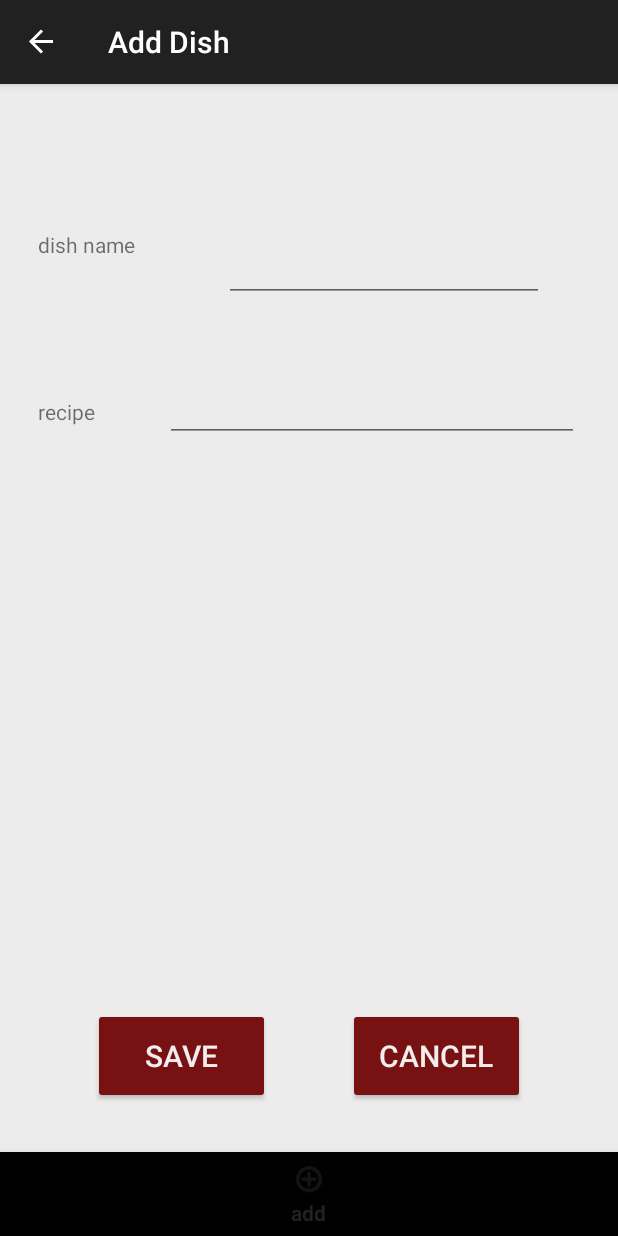
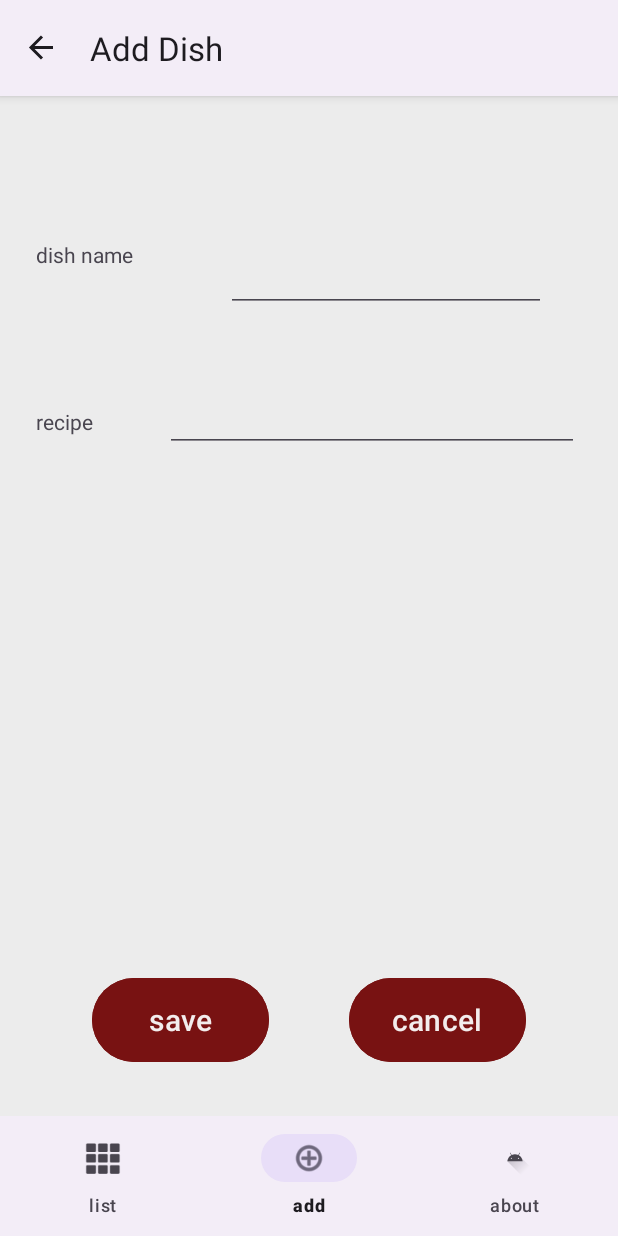
Before and after one commit to reuthaselkorn/friendish, an Android app: the AddDishFragment screen opened through its navigation route, on a phone screen of 412 x 824 dp. Run offline under Robolectric (Android 15) with nearby library versions, the phone set to English and light mode, and no system bars; our stand-ins replace Firebase (no records; nobody signed in at launch, a user with empty details on screens opened directly), navigation-ui.

Commit message:
add firebase data and fix design bugs

```diff
--- a/app/src/main/java/royreut/apps/friendish/models/FirebaseModel.kt
+++ b/app/src/main/java/royreut/apps/friendish/models/FirebaseModel.kt
@@ -1,35 +1,48 @@
 package royreut.apps.friendish.models
 
 import android.util.Log
+import com.google.firebase.firestore.firestoreSettings
 import com.google.firebase.firestore.ktx.firestore
+import com.google.firebase.firestore.memoryCacheSettings
+import com.google.firebase.firestore.persistentCacheSettings
 import com.google.firebase.ktx.Firebase
 
 class FirebaseModel {
     private val db = Firebase.firestore
 
+    companion object {
+        const val DISHES_COLLECTION_PATH = "dishes"
+    }
+
+    init {
+        val settings = firestoreSettings {
+            setLocalCacheSettings(memoryCacheSettings {
+
+            })
+            setLocalCacheSettings(persistentCacheSettings {  })
+        }
+        db.firestoreSettings = settings
+    }
+
     fun getAllDishes(callback: (List<Dish>) -> Unit) {
-
+        db.collection(DISHES_COLLECTION_PATH).get().addOnCompleteListener {
+            when (it.isSuccessful) {
+                true -> {
+                    val dishes: MutableList<Dish> = mutableListOf()
+                    for (json in it.result) {
+                        dishes.add(Dish.fromJSON(json.data))
+                    }
+                    callback(dishes)
+                } false -> callback(listOf())
+            }
+        }
     }
 
     fun addDish(dish: Dish, callback: () -> Unit) {
+        db.collection(DISHES_COLLECTION_PATH)
+            .document(dish.id)
+            .set(dish.json)
+            .addOnSuccessListener { callback() }
     }
 
 }
-
-//// Create a new user with a first and last name
-//val user = hashMapOf(
-//    "first" to "Ada",
-//    "last" to "Lovelace",
-//    "born" to 1815,
-//)
-//
-//// Add a new document with a generated ID
-//db.collection("users")
-//.add(user)
-//.addOnSuccessListener { documentReference ->
-//    Log.d("TAG", "DocumentSnapshot added with ID: ${documentReference.id}")
-//}
-//.addOnFailureListener { e ->
-//    Log.w("TAG", "Error adding document", e)
-//}
-//}
--- a/app/src/main/java/royreut/apps/friendish/modules/addDish/AddDishFragment.kt
+++ b/app/src/main/java/royreut/apps/friendish/modules/addDish/AddDishFragment.kt
@@ -13,6 +13,7 @@ import androidx.navigation.Navigation
 import royreut.apps.friendish.R
 import royreut.apps.friendish.models.Dish
 import royreut.apps.friendish.models.Model
+import java.util.UUID
 
 class AddDishFragment : Fragment() {
 
@@ -46,8 +47,9 @@ class AddDishFragment : Fragment() {
             saveButton?.setOnClickListener {
                 val name = dishNameTextField?.text.toString()
                 val recipe = recipeTextField?.text.toString()
+                val id = UUID.randomUUID().toString()
 
-                val dish = Dish(name, recipe, false)
+                val dish = Dish(id, name, recipe, false)
 
                 Model.instance.addDish(dish) {
                     Navigation.findNavController(it).popBackStack(R.id.dishesFragment, false)
--- a/app/src/main/res/layout/activity_main.xml
+++ b/app/src/main/res/layout/activity_main.xml
@@ -2,7 +2,6 @@
 <androidx.constraintlayout.widget.ConstraintLayout xmlns:android="http://schemas.android.com/apk/res/android"
     xmlns:app="http://schemas.android.com/apk/res-auto"
     xmlns:tools="http://schemas.android.com/tools"
-    android:id="@+id/back"
     android:layout_width="match_parent"
     android:layout_height="match_parent"
     android:background="#ECECEC"
@@ -13,9 +12,6 @@
         android:name="androidx.navigation.fragment.NavHostFragment"
         android:layout_width="match_parent"
         android:layout_height="0dp"
-        android:layout_marginStart="1dp"
-        android:layout_marginTop="1dp"
-        android:layout_marginEnd="1dp"
         app:defaultNavHost="true"
         app:layout_constraintBottom_toTopOf="@+id/bottomNavigationView"
         app:layout_constraintEnd_toEndOf="parent"
@@ -25,7 +21,7 @@
 
     <com.google.android.material.bottomnavigation.BottomNavigationView
         android:id="@+id/bottomNavigationView"
-        android:layout_width="match_parent"
+        android:layout_width="0dp"
         android:layout_height="wrap_content"
         app:layout_constraintBottom_toBottomOf="parent"
         app:layout_constraintEnd_toEndOf="parent"
--- a/app/src/main/res/layout/fragment_add_dish.xml
+++ b/app/src/main/res/layout/fragment_add_dish.xml
@@ -7,7 +7,7 @@ android:layout_height="match_parent"
 tools:context=".modules.addDish.AddDishFragment">
 
     <EditText
-        android:id="@+id/editDishName"
+        android:id="@+id/editRecipe"
         android:layout_width="276dp"
         android:layout_height="37dp"
         android:layout_marginTop="56dp"
@@ -18,7 +18,7 @@ tools:context=".modules.addDish.AddDishFragment">
         app:layout_constraintEnd_toEndOf="parent"
         app:layout_constraintHorizontal_bias="0.652"
         app:layout_constraintStart_toEndOf="@+id/recipeTextView"
-        app:layout_constraintTop_toBottomOf="@+id/editRecipe" />
+        app:layout_constraintTop_toBottomOf="@+id/editDishName" />
 
     <TextView
         android:id="@+id/recipeTextView"
@@ -41,7 +41,7 @@ tools:context=".modules.addDish.AddDishFragment">
         app:layout_constraintTop_toTopOf="parent" />
 
     <EditText
-        android:id="@+id/editRecipe"
+        android:id="@+id/editDishName"
         android:layout_width="0dp"
         android:layout_height="wrap_content"
         android:layout_marginStart="8dp"
--- a/app/src/main/res/values-night/themes.xml
+++ /dev/null
@@ -1,7 +0,0 @@
-<resources xmlns:tools="http://schemas.android.com/tools">
-    <!-- Base application theme. -->
-    <style name="Base.Theme.friendish" parent="Theme.Material3.DayNight.NoActionBar">
-        <!-- Customize your dark theme here. -->
-        <!-- <item name="colorPrimary">@color/my_dark_primary</item> -->
-    </style>
-</resources>
--- a/app/src/main/res/values/themes.xml
+++ b/app/src/main/res/values/themes.xml
@@ -1,6 +1,6 @@
 <resources xmlns:tools="http://schemas.android.com/tools">
     <!-- Base application theme. -->
-    <style name="Base.Theme.friendish" parent="Theme.AppCompat.Light.DarkActionBar">
+    <style name="Base.Theme.friendish" parent="Theme.Material3.DayNight">
         <!-- Customize your light theme here. -->
         <!-- <item name="colorPrimary">@color/my_light_primary</item> -->
     </style>
```
Also changed, not shown: app/src/main/java/royreut/apps/friendish/models/Dish.kt (+29 -1 lines), app/src/main/res/layout/fragment_dishes.xml (+5 -3 lines).
